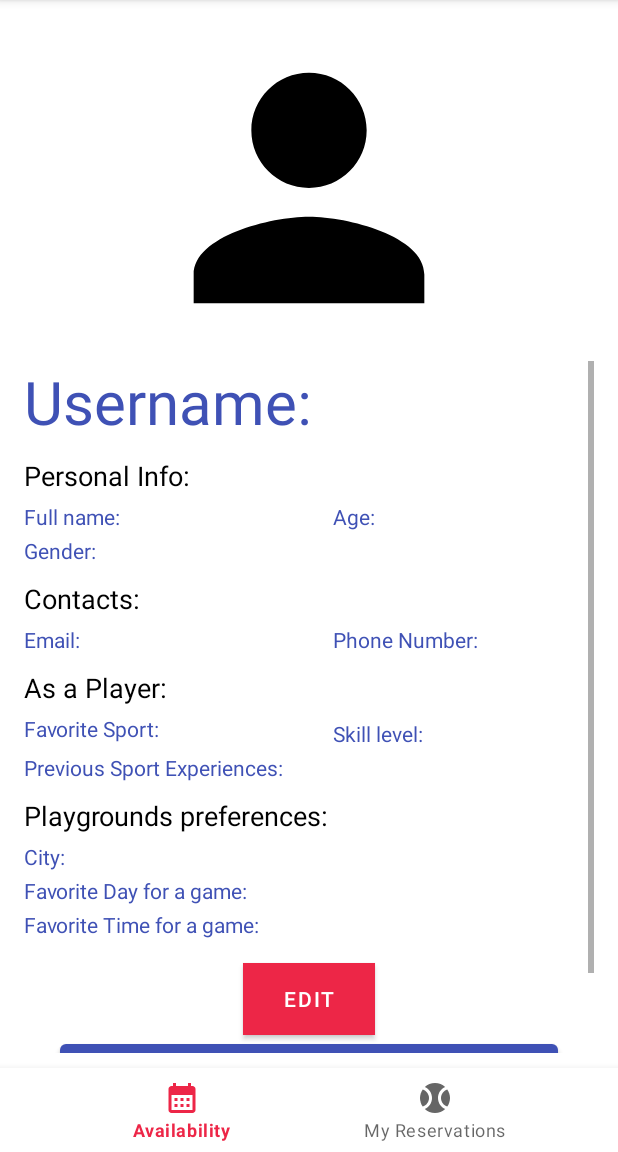
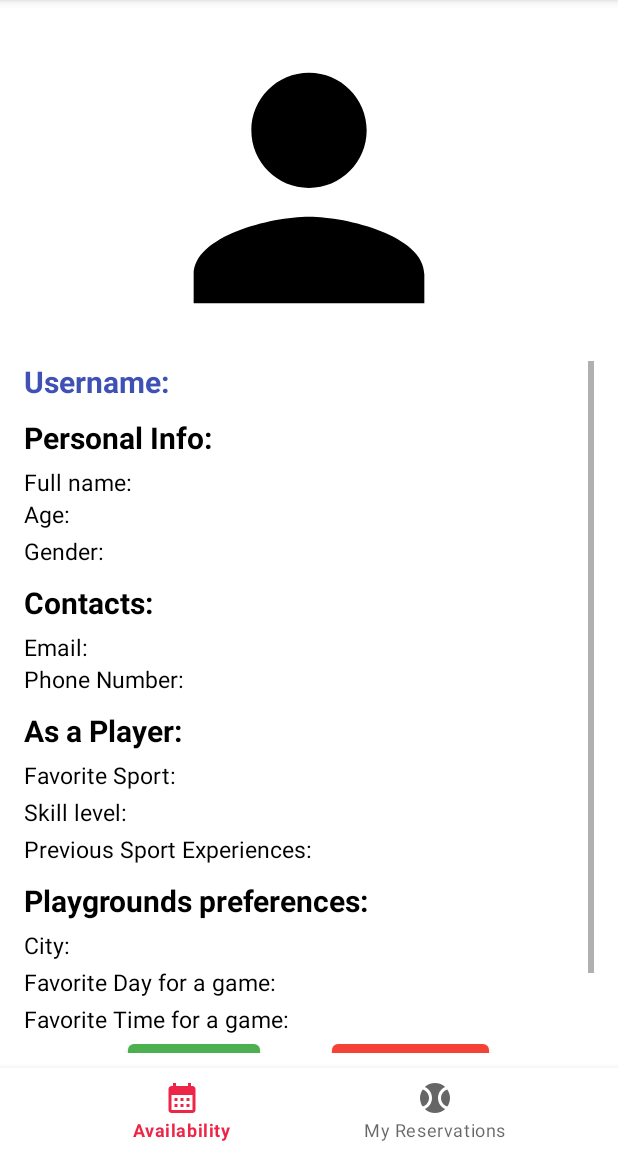
Before and after one commit to pablogpacheco/lab4, an Android app: the ProfileFragment screen opened through its navigation route, on a phone screen of 412 x 824 dp, the part 84-1236 px from its top. Run offline under Robolectric (Android 15) with nearby library versions, the phone set to English and light mode, and no system bars; our stand-ins replace Firebase (no records; nobody signed in at launch, a user with empty details on screens opened directly), Room's generated code, navigation-ui; libraries missing offline, so code that uses them is left out: com.stacktips.view; 10 statements that could not run were skipped.

Commit message:
profile style

```diff
--- /dev/null
+++ b/app/src/main/res/drawable/rounded_button.xml
@@ -0,0 +1,9 @@
+<?xml version="1.0" encoding="utf-8"?>
+<selector xmlns:android="http://schemas.android.com/apk/res/android">
+
+        <shape android:shape="rectangle">
+            <corners android:radius="20dp" />
+            />
+        </shape>
+
+</selector>
--- a/app/src/main/res/layout/fragment_profile.xml
+++ b/app/src/main/res/layout/fragment_profile.xml
@@ -45,11 +45,12 @@
 
                 <TextView
                     android:id="@+id/username"
-                    android:layout_width="206dp"
+                    android:layout_width="300dp"
                     android:layout_height="wrap_content"
                     android:text="@string/username"
                     android:textColor="#3F51B5"
-                    android:textSize="40sp" />
+                    android:textSize="20sp"
+                    android:textStyle="bold"/>
 
                 <TextView
                     android:layout_width="wrap_content"
@@ -58,36 +59,41 @@
                     android:layout_marginBottom="5dp"
                     android:text="Personal Info:"
                     android:textColor="#000000"
-                    android:textSize="18sp" />
+                    android:textSize="20sp"
+                    android:textStyle="bold"/>
 
                 <LinearLayout
                     android:layout_width="wrap_content"
                     android:layout_height="wrap_content"
-                    android:orientation="horizontal">
+                    android:orientation="vertical">
 
                     <TextView
                         android:id="@+id/name"
-                        android:layout_width="206dp"
+                        android:layout_width="300dp"
                         android:layout_height="wrap_content"
                         android:text="@string/full_name"
-                        android:textColor="#3F51B5" />
+                        android:textColor="#000000"
+                        android:textSize="15sp"/>
 
                     <TextView
                         android:id="@+id/age"
-                        android:layout_width="206dp"
+                        android:layout_width="300dp"
                         android:layout_height="wrap_content"
                         android:text="@string/age"
-                        android:textColor="#3F51B5" />
+                        android:textColor="#000000"
+                        android:textSize="15sp"/>
+                    <TextView
+                        android:id="@+id/gender"
+                        android:layout_width="300dp"
+                        android:layout_height="wrap_content"
+                        android:layout_marginTop="3dp"
+                        android:text="@string/gender"
+                        android:textColor="#000000"
+                        android:textSize="15sp"/>
 
                 </LinearLayout>
 
-                <TextView
-                    android:id="@+id/gender"
-                    android:layout_width="206dp"
-                    android:layout_height="wrap_content"
-                    android:layout_marginTop="3dp"
-                    android:text="@string/gender"
-                    android:textColor="#3F51B5" />
+
 
             </LinearLayout>
 
@@ -98,25 +104,30 @@
                 android:layout_marginBottom="5dp"
                 android:text="Contacts:"
                 android:textColor="#000000"
-                android:textSize="18sp" />
+                android:textSize="20sp"
+                android:textStyle="bold"/>
 
             <LinearLayout
                 android:layout_width="wrap_content"
-                android:layout_height="wrap_content">
+                android:layout_height="wrap_content"
+                android:orientation="vertical">
 
                 <TextView
                     android:id="@+id/email"
-                    android:layout_width="206dp"
+                    android:layout_width="350dp"
                     android:layout_height="wrap_content"
                     android:text="@string/email"
-                    android:textColor="#3F51B5" />
+                    android:textColor="#000000"
+                    android:textSize="15sp"/>
 
                 <TextView
                     android:id="@+id/phoneNumber"
-                    android:layout_width="206dp"
+                    android:layout_width="300dp"
                     android:layout_height="wrap_content"
                     android:text="@string/phoneNumber"
-                    android:textColor="#3F51B5" />
+                    android:textColor="#000000"
+                    android:textSize="15sp"
+                    />
 
             </LinearLayout>
 
@@ -127,37 +138,42 @@
                 android:layout_marginBottom="5dp"
                 android:text="As a Player:"
                 android:textColor="#000000"
-                android:textSize="18sp" />
+                android:textSize="20sp"
+                android:textStyle="bold"/>
 
             <LinearLayout
                 android:layout_width="wrap_content"
                 android:layout_height="wrap_content"
-                android:orientation="horizontal">
+                android:orientation="vertical">
 
                 <TextView
                     android:id="@+id/fav_sport"
-                    android:layout_width="206dp"
+                    android:layout_width="300dp"
                     android:layout_height="wrap_content"
                     android:text="@string/fav_sport"
-                    android:textColor="#3F51B5" />
+                    android:textColor="#000000"
+                    android:textSize="15sp"/>
 
                 <TextView
                     android:id="@+id/skills"
-                    android:layout_width="206dp"
+                    android:layout_width="300dp"
                     android:layout_height="wrap_content"
                     android:layout_marginTop="3dp"
                     android:text="@string/skills"
-                    android:textColor="#3F51B5" />
+                    android:textColor="#000000"
+                    android:textSize="15sp"/>
+                <TextView
+                    android:id="@+id/previous_exp"
+                    android:layout_width="300dp"
+                    android:layout_height="wrap_content"
+                    android:layout_marginTop="3dp"
+                    android:text="@string/prev_exp"
+                    android:textColor="#000000"
+                    android:textSize="15sp"/>
+
 
             </LinearLayout>
 
-            <TextView
-                android:id="@+id/previous_exp"
-                android:layout_width="206dp"
-                android:layout_height="wrap_content"
-                android:layout_marginTop="3dp"
-                android:text="@string/prev_exp"
-                android:textColor="#3F51B5" />
 
             <TextView
                 android:layout_width="wrap_content"
@@ -166,56 +182,74 @@
                 android:layout_marginBottom="5dp"
                 android:text="Playgrounds preferences:"
                 android:textColor="#000000"
-                android:textSize="18sp" />
+                android:textSize="20sp"
+                android:textStyle="bold"/>
 
             <TextView
                 android:id="@+id/city"
-                android:layout_width="206dp"
+                android:layout_width="300dp"
                 android:layout_height="wrap_content"
                 android:text="@string/city"
-                android:textColor="#3F51B5" />
+                android:textColor="#000000"
+                android:textSize="15sp"/>
 
             <TextView
                 android:id="@+id/day"
-                android:layout_width="206dp"
+                android:layout_width="300dp"
                 android:layout_height="wrap_content"
                 android:layout_marginTop="3dp"
                 android:text="@string/pref_day"
-                android:textColor="#3F51B5" />
+                android:textColor="#000000"
+                android:textSize="15sp"/>
 
             <TextView
                 android:id="@+id/timeslot"
-                android:layout_width="206dp"
+                android:layout_width="300dp"
                 android:layout_height="wrap_content"
                 android:layout_marginTop="3dp"
                 android:text="@string/pref_slot"
-                android:textColor="#3F51B5" />
+                android:textColor="#000000"
+                android:textSize="15sp"/>
+        <LinearLayout
+            android:layout_width="wrap_content"
+            android:layout_height="wrap_content"
+            android:orientation="horizontal"
+            android:layout_gravity="center_horizontal">
 
             <Button
                 android:id="@+id/editButton"
                 android:layout_width="wrap_content"
                 android:layout_height="wrap_content"
-                android:layout_gravity="center_horizontal"
-                android:layout_marginTop="16dp"
-                android:background="#3F51B5"
-                android:text="Edit" />
-
-            <com.google.android.material.button.MaterialButton
-                android:id="@+id/signOutBtn"
-                android:layout_width="match_parent"
-                android:layout_height="wrap_content"
                 android:layout_marginStart="24dp"
                 android:layout_marginEnd="24dp"
                 android:layout_marginBottom="24dp"
-                android:text="Sign Out"
+
+                android:text="Edit"
                 android:textColor="@color/white"
                 android:textStyle="bold"
-                app:backgroundTint="#3F51B5"
+                app:backgroundTint="#4CAF50"
                 app:layout_constraintBottom_toBottomOf="parent"
                 app:layout_constraintEnd_toEndOf="parent"
                 app:layout_constraintHorizontal_bias="0.5"
                 app:layout_constraintStart_toStartOf="parent" />
 
+            <com.google.android.material.button.MaterialButton
+                android:id="@+id/signOutBtn"
+                android:layout_width="wrap_content"
+                android:layout_height="wrap_content"
+                android:layout_marginStart="24dp"
+                android:layout_marginEnd="24dp"
+                android:layout_marginBottom="24dp"
+
+                android:text="Sign Out"
+                android:textColor="@color/white"
+                android:textStyle="bold"
+                app:backgroundTint="#F44336"
+                app:layout_constraintBottom_toBottomOf="parent"
+                app:layout_constraintEnd_toEndOf="parent"
+                app:layout_constraintHorizontal_bias="0.5"
+                app:layout_constraintStart_toStartOf="parent" />
+        </LinearLayout>
 
         </LinearLayout>
 
```
